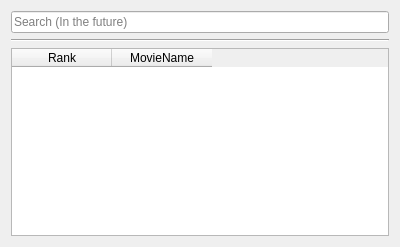
Above: gui/forms/browsemovies.ui from teogramm/moviesort before the change. Below: the same form after it.
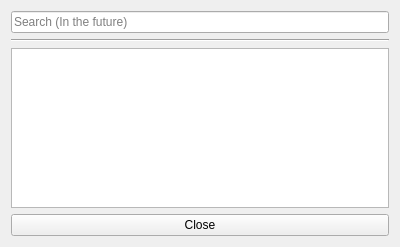
That is the form after the change.

The edit to the form file:
```diff
--- a/gui/forms/browsemovies.ui
+++ b/gui/forms/browsemovies.ui
@@ -31,26 +31,26 @@
       </widget>
      </item>
      <item>
-      <widget class="QTableWidget" name="tableWidget">
+      <widget class="QTableView" name="movieTableView">
+       <property name="alternatingRowColors">
+        <bool>true</bool>
+       </property>
        <property name="selectionBehavior">
         <enum>QAbstractItemView::SelectRows</enum>
        </property>
-       <property name="gridStyle">
-        <enum>Qt::NoPen</enum>
+       <property name="showGrid">
+        <bool>false</bool>
        </property>
        <attribute name="verticalHeaderVisible">
         <bool>false</bool>
        </attribute>
-       <column>
-        <property name="text">
-         <string>Rank</string>
-        </property>
-       </column>
-       <column>
-        <property name="text">
-         <string>MovieName</string>
-        </property>
-       </column>
+      </widget>
+     </item>
+     <item>
+      <widget class="QPushButton" name="closeButton">
+       <property name="text">
+        <string>Close</string>
+       </property>
       </widget>
      </item>
     </layout>
```
